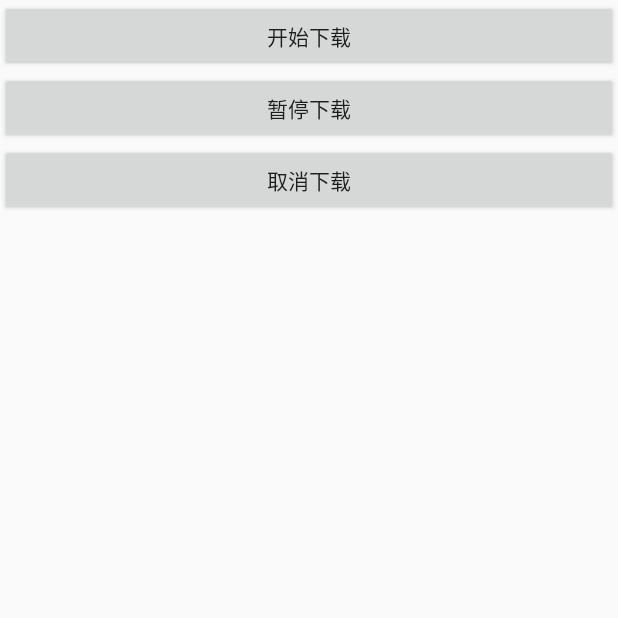
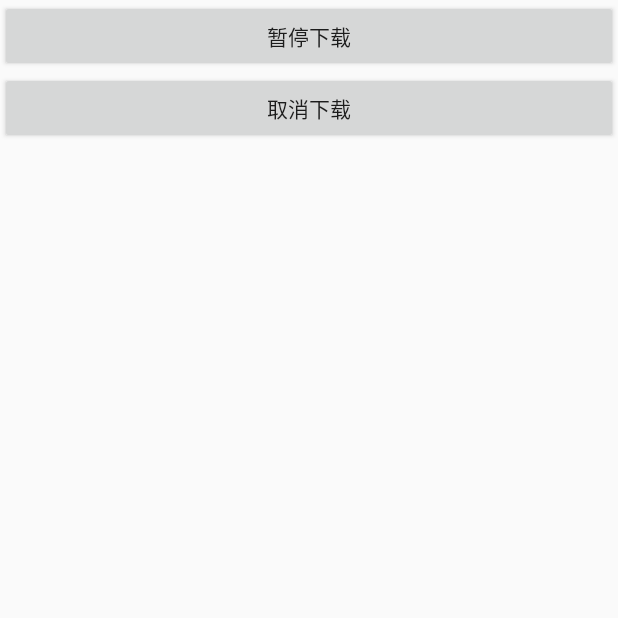
Before and after one commit to liuhuanGH/ServicePractice, an Android app: the screen it shows after launch (MainActivity), on a phone screen of 412 x 824 dp, the top half of it. Run offline under Robolectric (Android 15) with nearby library versions, the phone set to English and light mode, and no system bars; 1 statement that could not run was skipped.

Commit message:
注1
Change-Id: I3e653e1fa846fe39f87a35358ea0637f03445b28

```diff
--- a/app/src/main/java/com/example/servicepractice/MainActivity.java
+++ b/app/src/main/java/com/example/servicepractice/MainActivity.java
@@ -57,12 +57,12 @@ public class MainActivity extends Activity implements View.OnClickListener{
     }
 
     private void initView() {
-        startButton = new Button(this);
-        startButton.setLayoutParams(new ViewGroup.LayoutParams(ViewGroup.LayoutParams.MATCH_PARENT, ViewGroup.LayoutParams.WRAP_CONTENT));
-        startButton.setText("开始下载");
-        startButton.setId(R.id.startDownload);
-        linearLayout.addView(startButton);
-
+//        startButton = new Button(this);
+//        startButton.setLayoutParams(new ViewGroup.LayoutParams(ViewGroup.LayoutParams.MATCH_PARENT, ViewGroup.LayoutParams.WRAP_CONTENT));
+//        startButton.setText("开始下载");
+//        startButton.setId(R.id.startDownload);
+//        linearLayout.addView(startButton);
+//
         pauseButton = new Button(this);
         pauseButton.setLayoutParams(new ViewGroup.LayoutParams(ViewGroup.LayoutParams.MATCH_PARENT, ViewGroup.LayoutParams.WRAP_CONTENT));
         pauseButton.setText("暂停下载");
```
